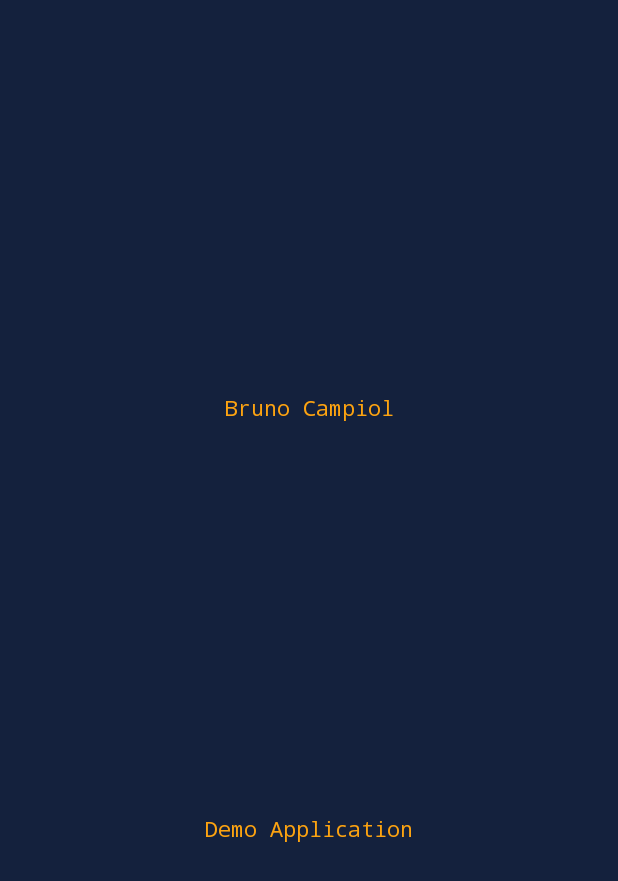
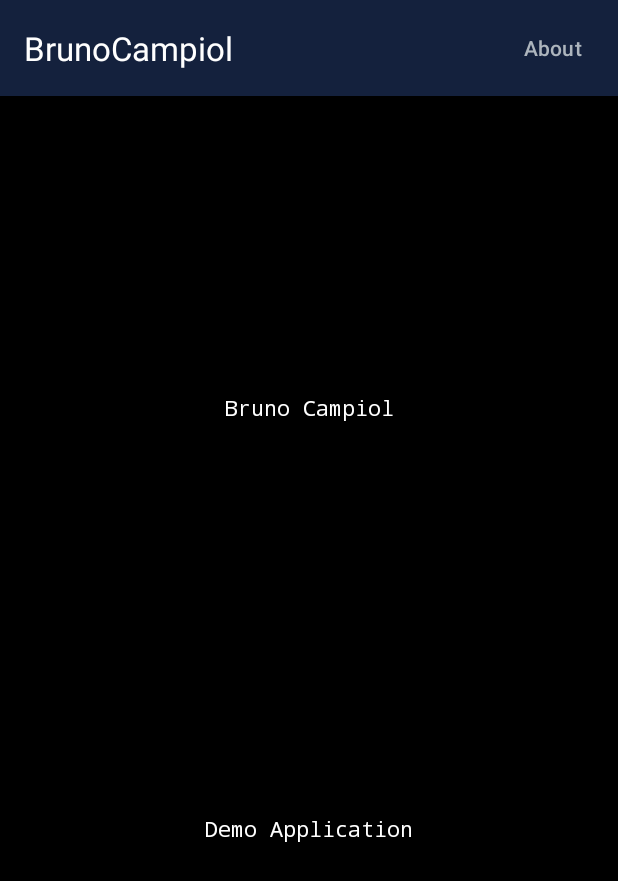
Before and after one commit to brunocampiol/brunocampiol-app, an Android app: the screen it shows after launch (MainActivity), on a phone screen of 412 x 824 dp. Before the commit the part shown is almost empty. Shown: the top 881 px of the screen. Run offline under Robolectric (Android 15) with nearby library versions, the phone set to English and light mode, and no system bars.

Commit message:
add toolbar and version text toast

```diff
--- a/app/src/main/java/com/brunocampiol/app/MainActivity.java
+++ b/app/src/main/java/com/brunocampiol/app/MainActivity.java
@@ -1,9 +1,14 @@
 package com.brunocampiol.app;
 
+import android.content.pm.PackageInfo;
+import android.content.pm.PackageManager;
 import android.os.Bundle;
+import android.widget.Button;
+import android.widget.Toast;
 
 import androidx.activity.EdgeToEdge;
 import androidx.appcompat.app.AppCompatActivity;
+import androidx.appcompat.widget.Toolbar;
 import androidx.core.graphics.Insets;
 import androidx.core.view.ViewCompat;
 import androidx.core.view.WindowInsetsCompat;
@@ -15,10 +20,40 @@ public class MainActivity extends AppCompatActivity {
         super.onCreate(savedInstanceState);
         EdgeToEdge.enable(this);
         setContentView(R.layout.activity_main);
+
+        // Set window insets listener
         ViewCompat.setOnApplyWindowInsetsListener(findViewById(R.id.main), (v, insets) -> {
             Insets systemBars = insets.getInsets(WindowInsetsCompat.Type.systemBars());
             v.setPadding(systemBars.left, systemBars.top, systemBars.right, systemBars.bottom);
             return insets;
         });
+
+        // Setup toolbar
+        Toolbar toolbar = findViewById(R.id.toolbar);
+        setSupportActionBar(toolbar);
+
+        // Change toolbar title color programmatically if needed
+        toolbar.setTitleTextColor(getResources().getColor(R.color.white));
+
+        // Setup button click listener
+        Button buttonAbout = findViewById(R.id.button_about);
+        buttonAbout.setOnClickListener(v ->
+                {
+                    String versionInfo = getVersionInfo();
+                    Toast.makeText(MainActivity.this, versionInfo, Toast.LENGTH_LONG).show();
+                }
+        );
+    }
+
+    private String getVersionInfo() {
+        try {
+            PackageInfo packageInfo = getPackageManager().getPackageInfo(getPackageName(), 0);
+            String versionName = packageInfo.versionName;
+            int versionCode = packageInfo.versionCode;
+            return "Version: " + versionName + " (" + versionCode + ")";
+        } catch (PackageManager.NameNotFoundException e) {
+            e.printStackTrace();
+            return "Version info not available";
+        }
     }
 }
--- a/app/src/main/res/layout/activity_main.xml
+++ b/app/src/main/res/layout/activity_main.xml
@@ -5,14 +5,36 @@
     android:id="@+id/main"
     android:layout_width="match_parent"
     android:layout_height="match_parent"
-    android:background="@color/oxford_blue"
+    android:background="@color/black"
     tools:context=".MainActivity">
+
+    <androidx.appcompat.widget.Toolbar
+        android:id="@+id/toolbar"
+        android:layout_width="0dp"
+        android:layout_height="wrap_content"
+        android:background="@color/oxford_blue"
+        android:theme="@style/ThemeOverlay.AppCompat.Dark.ActionBar"
+        app:layout_constraintTop_toTopOf="parent"
+        app:layout_constraintStart_toStartOf="parent"
+        app:layout_constraintEnd_toEndOf="parent"
+        app:title="@string/app_name"
+        app:titleTextColor="@color/orange">
+
+        <Button
+            android:id="@+id/button_about"
+            android:layout_width="wrap_content"
+            android:layout_height="wrap_content"
+            android:text="@string/btn_about"
+            android:layout_gravity="end"
+            android:background="?attr/selectableItemBackground"
+            android:textColor="@color/french_grey"/>
+    </androidx.appcompat.widget.Toolbar>
 
     <TextView
         android:layout_width="wrap_content"
         android:layout_height="wrap_content"
         android:text="@string/activity_main_top_text"
-        android:textColor="@color/orange"
+        android:textColor="@color/white"
         android:fontFamily="monospace"
         app:layout_constraintBottom_toTopOf="@+id/textView2"
         app:layout_constraintEnd_toEndOf="parent"
@@ -24,7 +46,7 @@
         android:layout_width="wrap_content"
         android:layout_height="wrap_content"
         android:text="@string/activity_main_bottom_text"
-        android:textColor="@color/orange"
+        android:textColor="@color/white"
         android:fontFamily="monospace"
         app:layout_constraintTop_toBottomOf="@id/textView1"
         app:layout_constraintEnd_toEndOf="parent"
--- a/app/src/main/res/values/colors.xml
+++ b/app/src/main/res/values/colors.xml
@@ -4,4 +4,5 @@
     <color name="white">#FFFFFFFF</color>
     <color name="orange">#FCA311</color>
     <color name="oxford_blue">#14213D</color>
+    <color name="french_grey">#ADB5BD</color>
 </resources>
--- a/app/src/main/res/values/strings.xml
+++ b/app/src/main/res/values/strings.xml
@@ -1,5 +1,6 @@
 <resources>
     <string name="app_name">BrunoCampiol</string>
+    <string name="btn_about">About</string>
     <string name="activity_main_top_text">Bruno Campiol</string>
     <string name="activity_main_bottom_text">Demo Application</string>
 </resources>
```
